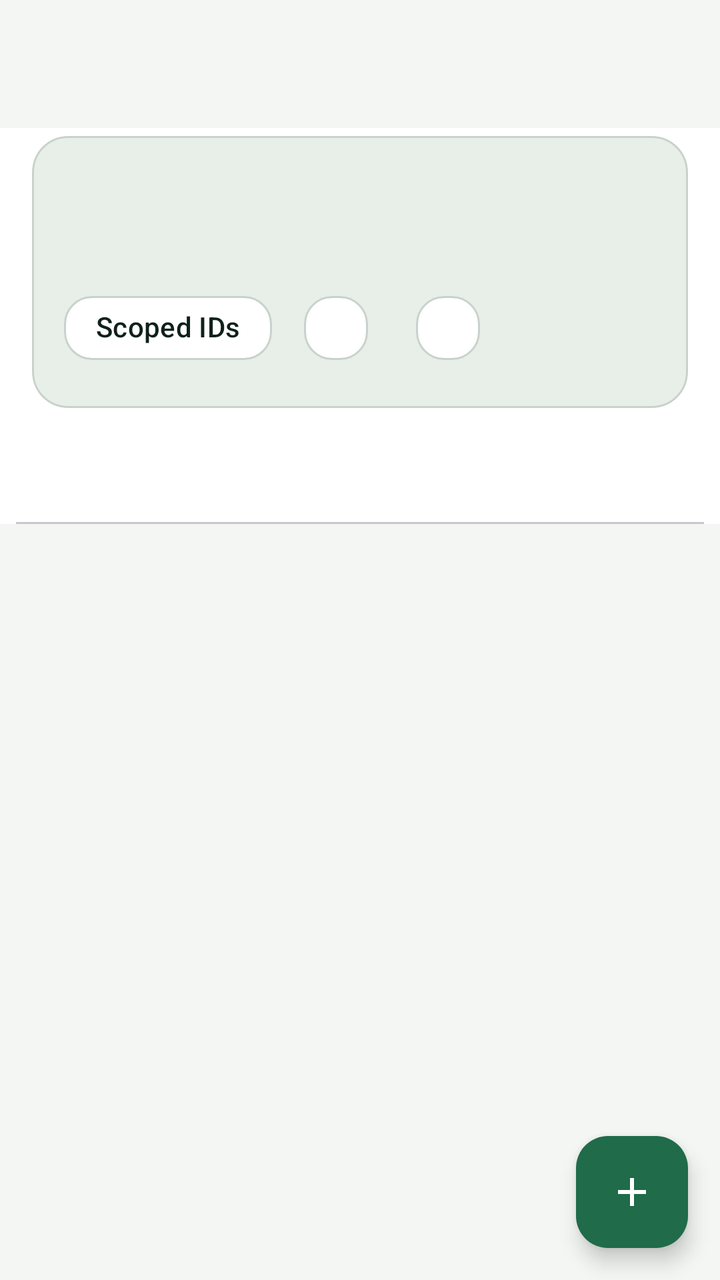
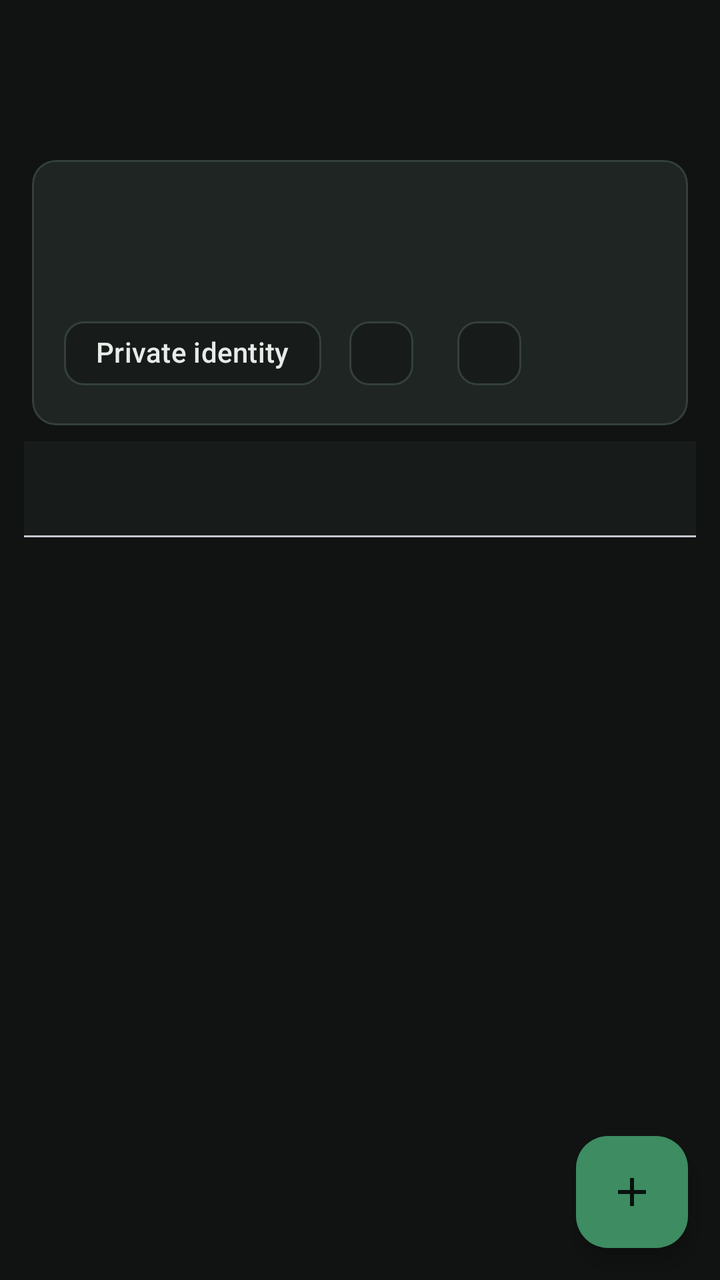

An Android layout rendered at two revisions. The XML below is the earlier revision; the diff shows what the commit changed to produce the second picture.
<!-- AndroidManifest.xml: application theme Theme.PineKone -->
<!-- res/layout/activity_home.xml -->
<?xml version="1.0" encoding="utf-8"?>
<androidx.coordinatorlayout.widget.CoordinatorLayout xmlns:android="http://schemas.android.com/apk/res/android"
    xmlns:app="http://schemas.android.com/apk/res-auto"
    android:layout_width="match_parent"
    android:layout_height="match_parent"
    android:background="@color/pk_canvas">

    <com.google.android.material.appbar.AppBarLayout
        android:id="@+id/appBar"
        android:layout_width="match_parent"
        android:layout_height="wrap_content">

        <com.google.android.material.appbar.MaterialToolbar
            android:id="@+id/topAppBar"
            android:layout_width="match_parent"
            android:layout_height="?attr/actionBarSize"
            android:background="@color/pk_canvas"
            android:title="@string/home_title" />

        <com.google.android.material.card.MaterialCardView
            android:id="@+id/homeStatusCard"
            style="@style/Widget.PineKone.HighlightCard"
            android:layout_width="match_parent"
            android:layout_height="wrap_content"
            android:layout_marginStart="16dp"
            android:layout_marginTop="4dp"
            android:layout_marginEnd="16dp"
            android:layout_marginBottom="10dp">

            <LinearLayout
                android:layout_width="match_parent"
                android:layout_height="wrap_content"
                android:orientation="vertical"
                android:padding="16dp">

                <com.google.android.material.textview.MaterialTextView
                    android:id="@+id/homeStatusHeadline"
                    android:layout_width="match_parent"
                    android:layout_height="wrap_content"
                    android:textAppearance="@style/TextAppearance.PineKone.Title" />

                <com.google.android.material.textview.MaterialTextView
                    android:id="@+id/homeStatusSubline"
                    android:layout_width="match_parent"
                    android:layout_height="wrap_content"
                    android:layout_marginTop="6dp"
                    android:textAppearance="@style/TextAppearance.PineKone.Meta" />

                <com.google.android.material.chip.ChipGroup
                    android:layout_width="match_parent"
                    android:layout_height="wrap_content"
                    android:layout_marginTop="12dp"
                    app:chipSpacingHorizontal="8dp"
                    app:chipSpacingVertical="8dp"
                    app:singleLine="false">

                    <com.google.android.material.chip.Chip
                        android:id="@+id/homeChipDisclosure"
                        style="@style/Widget.PineKone.Chip"
                        android:layout_width="wrap_content"
                        android:layout_height="wrap_content"
                        android:text="@string/home_status_chip_disclosure" />

                    <com.google.android.material.chip.Chip
                        android:id="@+id/homeChipTransport"
                        style="@style/Widget.PineKone.Chip"
                        android:layout_width="wrap_content"
                        android:layout_height="wrap_content" />

                    <com.google.android.material.chip.Chip
                        android:id="@+id/homeChipCustody"
                        style="@style/Widget.PineKone.Chip"
                        android:layout_width="wrap_content"
                        android:layout_height="wrap_content" />

                </com.google.android.material.chip.ChipGroup>
            </LinearLayout>
        </com.google.android.material.card.MaterialCardView>

        <com.google.android.material.tabs.TabLayout
            android:id="@+id/homeTabs"
            android:layout_width="match_parent"
            android:layout_height="wrap_content"
            android:layout_marginHorizontal="8dp"
            app:tabIndicatorFullWidth="false" />

    </com.google.android.material.appbar.AppBarLayout>

    <androidx.viewpager2.widget.ViewPager2
        android:id="@+id/homePager"
        android:layout_width="match_parent"
        android:layout_height="match_parent"
        app:layout_behavior="@string/appbar_scrolling_view_behavior" />

    <com.google.android.material.floatingactionbutton.FloatingActionButton
        android:id="@+id/fabInvite"
        android:layout_width="wrap_content"
        android:layout_height="wrap_content"
        android:layout_gravity="bottom|end"
        android:layout_margin="16dp"
        android:contentDescription="@string/invite_title"
        android:src="@drawable/ic_add"
        app:backgroundTint="@color/md_theme_primary"
        app:tint="@color/md_theme_on_primary" />

</androidx.coordinatorlayout.widget.CoordinatorLayout>
<!-- resources referenced by this layout -->
<resources>
  <color name="md_theme_on_primary">#FFFFFF</color>
  <color name="md_theme_primary">#1F6B4A</color>
  <color name="pk_canvas">#F4F6F3</color>
  <string name="home_status_chip_disclosure">Scoped IDs</string>
  <string name="invite_title">Share Invite</string>
  <style name="TextAppearance.PineKone.Meta" parent="TextAppearance.Material3.BodySmall">
          <item name="android:textColor">@color/md_theme_on_surface_variant</item>
      </style>
  <style name="TextAppearance.PineKone.Title" parent="TextAppearance.Material3.TitleMedium">
          <item name="android:textColor">@color/pk_pine_dark</item>
          <item name="android:textStyle">bold</item>
      </style>
  <style name="Widget.PineKone.Chip" parent="Widget.Material3.Chip.Assist">
          <item name="chipCornerRadius">14dp</item>
          <item name="android:textStyle">bold</item>
      </style>
  <style name="Widget.PineKone.HighlightCard" parent="Widget.PineKone.SurfaceCard">
          <item name="cardBackgroundColor">@color/md_theme_surface_variant</item>
      </style>
  <style name="Theme.PineKone" parent="Theme.Material3.DayNight.NoActionBar">
          <item name="colorPrimary">@color/md_theme_primary</item>
          <item name="colorOnPrimary">@color/md_theme_on_primary</item>
          <item name="colorPrimaryContainer">@color/md_theme_primary_container</item>
          <item name="colorOnPrimaryContainer">@color/md_theme_on_primary_container</item>
          <item name="colorSecondary">@color/md_theme_secondary</item>
          <item name="colorOnSecondary">@color/md_theme_on_secondary</item>
          <item name="colorSecondaryContainer">@color/md_theme_secondary_container</item>
          <item name="colorOnSecondaryContainer">@color/md_theme_on_secondary_container</item>
          <item name="colorTertiary">@color/md_theme_tertiary</item>
          <item name="colorOnTertiary">@color/md_theme_on_tertiary</item>
          <item name="colorOnBackground">@color/md_theme_on_background</item>
          <item name="colorSurface">@color/md_theme_surface</item>
          <item name="colorOnSurface">@color/md_theme_on_surface</item>
          <item name="colorSurfaceVariant">@color/md_theme_surface_variant</item>
          <item name="colorOnSurfaceVariant">@color/md_theme_on_surface_variant</item>
          <item name="colorOutline">@color/md_theme_outline</item>
          <item name="colorError">@color/md_theme_error</item>
          <item name="colorOnError">@color/md_theme_on_error</item>
          <item name="colorErrorContainer">@color/md_theme_error_container</item>
          <item name="colorOnErrorContainer">@color/md_theme_on_error_container</item>
          <item name="android:windowBackground">@color/pk_canvas</item>
          <item name="android:statusBarColor" tools:targetApi="l">@color/pk_canvas</item>
          <item name="android:navigationBarColor">@color/pk_canvas</item>
          <item name="toolbarStyle">@style/Widget.PineKone.Toolbar</item>
      </style>
  <color name="md_theme_on_surface_variant">#4B5D54</color>
  <color name="pk_pine_dark">#10201A</color>
  <style name="Widget.PineKone.SurfaceCard" parent="Widget.Material3.CardView.Elevated">
          <item name="cardBackgroundColor">@color/md_theme_surface</item>
          <item name="cardCornerRadius">18dp</item>
          <item name="strokeColor">@color/md_theme_outline</item>
          <item name="strokeWidth">1dp</item>
          <item name="cardElevation">0dp</item>
      </style>
  <color name="md_theme_surface_variant">#E8EEE8</color>
  <color name="md_theme_primary_container">#D7EBDD</color>
  <color name="md_theme_on_primary_container">#10201A</color>
  <color name="md_theme_secondary">#1C8CA8</color>
  <color name="md_theme_on_secondary">#FFFFFF</color>
  <color name="md_theme_secondary_container">#D9F0F4</color>
  <color name="md_theme_on_secondary_container">#0D2730</color>
  <color name="md_theme_tertiary">#7A6B3B</color>
  <color name="md_theme_on_tertiary">#FFFFFF</color>
  <color name="md_theme_on_background">#10201A</color>
  <color name="md_theme_surface">#FFFFFF</color>
  <color name="md_theme_on_surface">#10201A</color>
  <color name="md_theme_outline">#C8D2CB</color>
  <color name="md_theme_error">#B34032</color>
  <color name="md_theme_on_error">#FFFFFF</color>
  <color name="md_theme_error_container">#F7DDDA</color>
  <color name="md_theme_on_error_container">#3A0E0A</color>
  <style name="Widget.PineKone.Toolbar" parent="Widget.Material3.Toolbar">
          <item name="android:background">@color/pk_canvas</item>
          <item name="titleTextColor">@color/pk_pine_dark</item>
          <item name="subtitleTextColor">@color/md_theme_on_surface_variant</item>
      </style>
  <!-- unchanged entries left out for length: 2 -->
</resources>

<!-- the commit's change to res/layout/activity_home.xml (unified diff, before → after) -->
@@ -8,13 +8,16 @@
     <com.google.android.material.appbar.AppBarLayout
         android:id="@+id/appBar"
         android:layout_width="match_parent"
-        android:layout_height="wrap_content">
+        android:layout_height="wrap_content"
+        android:background="@color/pk_canvas"
+        android:paddingTop="8dp">
 
         <com.google.android.material.appbar.MaterialToolbar
             android:id="@+id/topAppBar"
             android:layout_width="match_parent"
             android:layout_height="?attr/actionBarSize"
             android:background="@color/pk_canvas"
+            android:paddingHorizontal="8dp"
             android:title="@string/home_title" />
 
         <com.google.android.material.card.MaterialCardView
@@ -22,54 +25,59 @@
             style="@style/Widget.PineKone.HighlightCard"
             android:layout_width="match_parent"
             android:layout_height="wrap_content"
-            android:layout_marginStart="16dp"
-            android:layout_marginTop="4dp"
-            android:layout_marginEnd="16dp"
-            android:layout_marginBottom="10dp">
+            android:layout_marginHorizontal="16dp"
+            android:layout_marginTop="8dp"
+            android:layout_marginBottom="8dp"
+            android:clickable="true"
+            android:focusable="true"
+            android:foreground="?attr/selectableItemBackground">
 
             <LinearLayout
                 android:layout_width="match_parent"
                 android:layout_height="wrap_content"
                 android:orientation="vertical"
-                android:padding="16dp">
+                android:paddingHorizontal="16dp"
+                android:paddingTop="14dp"
+                android:paddingBottom="12dp">
 
                 <com.google.android.material.textview.MaterialTextView
                     android:id="@+id/homeStatusHeadline"
                     android:layout_width="match_parent"
                     android:layout_height="wrap_content"
-                    android:textAppearance="@style/TextAppearance.PineKone.Title" />
+                    android:textAppearance="@style/TextAppearance.PineKone.Title"
+                    android:textColor="@color/md_theme_on_surface" />
 
                 <com.google.android.material.textview.MaterialTextView
                     android:id="@+id/homeStatusSubline"
                     android:layout_width="match_parent"
                     android:layout_height="wrap_content"
-                    android:layout_marginTop="6dp"
+                    android:layout_marginTop="4dp"
                     android:textAppearance="@style/TextAppearance.PineKone.Meta" />
 
                 <com.google.android.material.chip.ChipGroup
                     android:layout_width="match_parent"
                     android:layout_height="wrap_content"
-                    android:layout_marginTop="12dp"
-                    app:chipSpacingHorizontal="8dp"
-                    app:chipSpacingVertical="8dp"
+                    android:layout_marginTop="10dp"
+                    app:chipSpacingHorizontal="6dp"
+                    app:chipSpacingVertical="6dp"
                     app:singleLine="false">
 
                     <com.google.android.material.chip.Chip
                         android:id="@+id/homeChipDisclosure"
-                        style="@style/Widget.PineKone.Chip"
+                        style="@style/Widget.PineKone.StatusChip"
                         android:layout_width="wrap_content"
                         android:layout_height="wrap_content"
                         android:text="@string/home_status_chip_disclosure" />
 
                     <com.google.android.material.chip.Chip
                         android:id="@+id/homeChipTransport"
-                        style="@style/Widget.PineKone.Chip"
+                        style="@style/Widget.PineKone.StatusChip"
                         android:layout_width="wrap_content"
                         android:layout_height="wrap_content" />
 
                     <com.google.android.material.chip.Chip
                         android:id="@+id/homeChipCustody"
-                        style="@style/Widget.PineKone.Chip"
+                        style="@style/Widget.PineKone.StatusChip"
                         android:layout_width="wrap_content"
                         android:layout_height="wrap_content" />
 
@@ -79,9 +87,10 @@
 
         <com.google.android.material.tabs.TabLayout
             android:id="@+id/homeTabs"
+            style="@style/Widget.PineKone.TabLayout"
             android:layout_width="match_parent"
             android:layout_height="wrap_content"
-            android:layout_marginHorizontal="8dp"
+            android:layout_marginHorizontal="12dp"
             app:tabIndicatorFullWidth="false" />
 
     </com.google.android.material.appbar.AppBarLayout>
<!-- resource entries referenced after the edit -->
@@ -1,23 +1,37 @@
 <!-- resources referenced by this layout -->
 <resources>
-  <color name="md_theme_on_primary">#FFFFFF</color>
-  <color name="md_theme_primary">#1F6B4A</color>
-  <color name="pk_canvas">#F4F6F3</color>
-  <string name="home_status_chip_disclosure">Scoped IDs</string>
-  <string name="invite_title">Share Invite</string>
+  <color name="md_theme_on_primary">#08110C</color>
+  <color name="md_theme_primary">#3D8C62</color>
+  <color name="pk_canvas">#101312</color>
+  <string name="home_status_chip_disclosure">Private identity</string>
+  <string name="invite_title">Show My Code</string>
   <style name="TextAppearance.PineKone.Meta" parent="TextAppearance.Material3.BodySmall">
           <item name="android:textColor">@color/md_theme_on_surface_variant</item>
+          <item name="android:textSize">13sp</item>
       </style>
   <style name="TextAppearance.PineKone.Title" parent="TextAppearance.Material3.TitleMedium">
           <item name="android:textColor">@color/pk_pine_dark</item>
           <item name="android:textStyle">bold</item>
+          <item name="android:textSize">20sp</item>
       </style>
   <style name="Widget.PineKone.Chip" parent="Widget.Material3.Chip.Assist">
-          <item name="chipCornerRadius">14dp</item>
+          <item name="chipCornerRadius">10dp</item>
           <item name="android:textStyle">bold</item>
+          <item name="chipMinHeight">32dp</item>
       </style>
   <style name="Widget.PineKone.HighlightCard" parent="Widget.PineKone.SurfaceCard">
-          <item name="cardBackgroundColor">@color/md_theme_surface_variant</item>
+          <item name="cardBackgroundColor">@color/pk_surface_alt</item>
+      </style>
+  <style name="Widget.PineKone.StatusChip" parent="Widget.PineKone.Chip">
+          <item name="android:checkable">false</item>
+      </style>
+  <style name="Widget.PineKone.TabLayout" parent="Widget.Material3.TabLayout">
+          <item name="tabTextAppearance">@style/TextAppearance.Material3.TitleSmall</item>
+          <item name="tabTextColor">@color/md_theme_on_surface_variant</item>
+          <item name="tabSelectedTextColor">@color/md_theme_on_surface</item>
+          <item name="tabIndicatorColor">@color/md_theme_primary</item>
+          <item name="tabIndicatorHeight">3dp</item>
+          <item name="tabRippleColor">@android:color/transparent</item>
       </style>
   <style name="Theme.PineKone" parent="Theme.Material3.DayNight.NoActionBar">
           <item name="colorPrimary">@color/md_theme_primary</item>
@@ -43,39 +57,46 @@
           <item name="android:windowBackground">@color/pk_canvas</item>
           <item name="android:statusBarColor" tools:targetApi="l">@color/pk_canvas</item>
           <item name="android:navigationBarColor">@color/pk_canvas</item>
+          <item name="android:windowLightStatusBar" tools:targetApi="m">false</item>
+          <item name="android:windowLightNavigationBar" tools:targetApi="o_mr1">false</item>
           <item name="toolbarStyle">@style/Widget.PineKone.Toolbar</item>
+          <item name="materialCardViewStyle">@style/Widget.PineKone.SurfaceCard</item>
+          <item name="chipStyle">@style/Widget.PineKone.Chip</item>
       </style>
-  <color name="md_theme_on_surface_variant">#4B5D54</color>
-  <color name="pk_pine_dark">#10201A</color>
+  <color name="md_theme_on_surface_variant">#A6B2AC</color>
+  <color name="pk_pine_dark">#E7ECE9</color>
   <style name="Widget.PineKone.SurfaceCard" parent="Widget.Material3.CardView.Elevated">
-          <item name="cardBackgroundColor">@color/md_theme_surface</item>
-          <item name="cardCornerRadius">18dp</item>
+          <item name="cardBackgroundColor">@color/pk_surface</item>
+          <item name="cardCornerRadius">12dp</item>
           <item name="strokeColor">@color/md_theme_outline</item>
           <item name="strokeWidth">1dp</item>
           <item name="cardElevation">0dp</item>
       </style>
-  <color name="md_theme_surface_variant">#E8EEE8</color>
-  <color name="md_theme_primary_container">#D7EBDD</color>
-  <color name="md_theme_on_primary_container">#10201A</color>
-  <color name="md_theme_secondary">#1C8CA8</color>
-  <color name="md_theme_on_secondary">#FFFFFF</color>
-  <color name="md_theme_secondary_container">#D9F0F4</color>
-  <color name="md_theme_on_secondary_container">#0D2730</color>
-  <color name="md_theme_tertiary">#7A6B3B</color>
-  <color name="md_theme_on_tertiary">#FFFFFF</color>
-  <color name="md_theme_on_background">#10201A</color>
-  <color name="md_theme_surface">#FFFFFF</color>
-  <color name="md_theme_on_surface">#10201A</color>
-  <color name="md_theme_outline">#C8D2CB</color>
-  <color name="md_theme_error">#B34032</color>
-  <color name="md_theme_on_error">#FFFFFF</color>
-  <color name="md_theme_error_container">#F7DDDA</color>
-  <color name="md_theme_on_error_container">#3A0E0A</color>
+  <color name="pk_surface_alt">#1F2523</color>
+  <color name="md_theme_surface_variant">#1F2523</color>
+  <color name="md_theme_primary_container">#163524</color>
+  <color name="md_theme_on_primary_container">#D5E9DC</color>
+  <color name="md_theme_secondary">#4F97AC</color>
+  <color name="md_theme_on_secondary">#081217</color>
+  <color name="md_theme_secondary_container">#162A31</color>
+  <color name="md_theme_on_secondary_container">#D1E7ED</color>
+  <color name="md_theme_tertiary">#8C7B46</color>
+  <color name="md_theme_on_tertiary">#110F09</color>
+  <color name="md_theme_on_background">#E7ECE9</color>
+  <color name="md_theme_surface">#171C1A</color>
+  <color name="md_theme_on_surface">#E7ECE9</color>
+  <color name="md_theme_outline">#34403A</color>
+  <color name="md_theme_error">#D96C61</color>
+  <color name="md_theme_on_error">#170A08</color>
+  <color name="md_theme_error_container">#3B1714</color>
+  <color name="md_theme_on_error_container">#F7D7D3</color>
   <style name="Widget.PineKone.Toolbar" parent="Widget.Material3.Toolbar">
           <item name="android:background">@color/pk_canvas</item>
           <item name="titleTextColor">@color/pk_pine_dark</item>
           <item name="subtitleTextColor">@color/md_theme_on_surface_variant</item>
+          <item name="android:minHeight">56dp</item>
       </style>
+  <color name="pk_surface">#171C1A</color>
   <!-- unchanged entries left out for length: 2 -->
 </resources>
 
